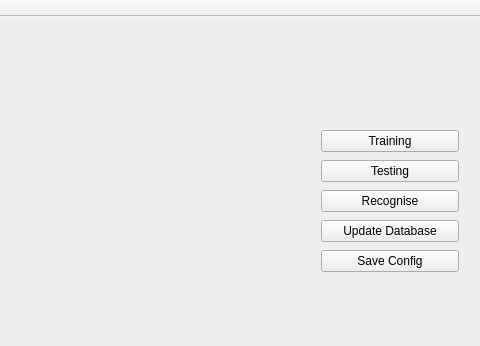
Above: examples/gui/src/mainwindow.ui from cnsuhao/libface before the change; both pictures show x 320 to 800 and y 0 to 346 of the 800 by 600 pixel window. Below: the same form after it.
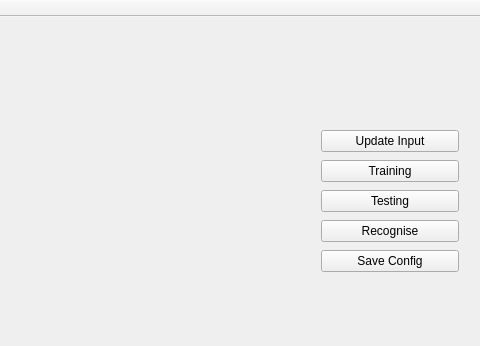
That is the form after the change.

```diff
--- a/examples/gui/src/mainwindow.ui
+++ b/examples/gui/src/mainwindow.ui
@@ -50,6 +50,13 @@
      </rect>
     </property>
     <layout class="QVBoxLayout" name="verticalLayout">
+     <item>
+      <widget class="QPushButton" name="updateDatabaseBtn">
+       <property name="text">
+        <string>Update Input</string>
+       </property>
+      </widget>
+     </item>
      <item>
       <widget class="QPushButton" name="openImageBtn">
        <property name="text">
@@ -71,13 +78,6 @@
        </property>
       </widget>
      </item>
-     <item>
-      <widget class="QPushButton" name="updateDatabaseBtn">
-       <property name="text">
-        <string>Update Database</string>
-       </property>
-      </widget>
-     </item>
      <item>
       <widget class="QPushButton" name="saveConfigBtn">
        <property name="text">
```
